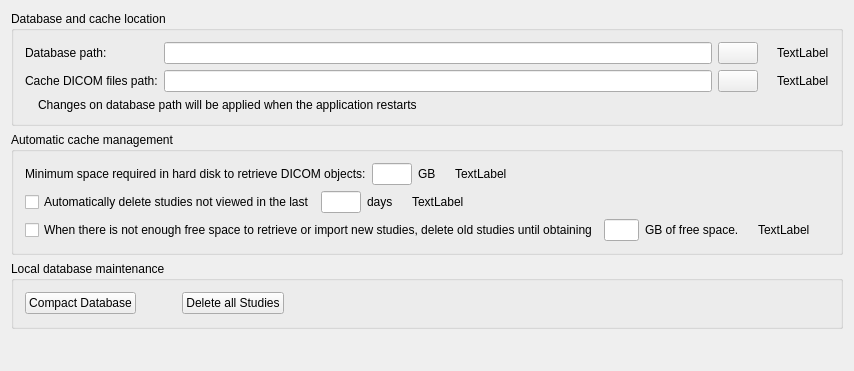
Qt form starviewer/src/inputoutput/qlocaldatabaseconfigurationscreenbase.ui (starviewer-medical/starviewer) before a commit.
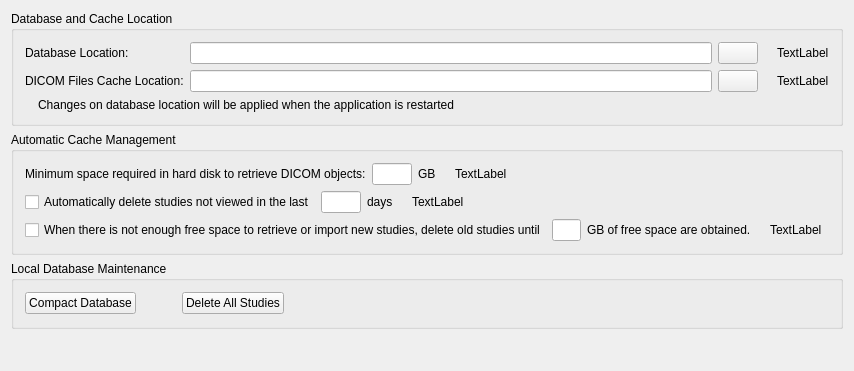
The same form after that commit. Icons and pictures are not drawn.

```diff
--- a/starviewer/src/inputoutput/qlocaldatabaseconfigurationscreenbase.ui
+++ b/starviewer/src/inputoutput/qlocaldatabaseconfigurationscreenbase.ui
@@ -33,7 +33,7 @@
    <item row="0" column="0">
     <widget class="QGroupBox" name="groupBox_2">
      <property name="title">
-      <string>Database and cache location</string>
+      <string>Database and Cache Location</string>
      </property>
      <layout class="QGridLayout" name="gridLayout_4">
       <item row="0" column="0">
@@ -53,7 +53,7 @@
            </size>
           </property>
           <property name="text">
-           <string>Database path:</string>
+           <string>Database Location:</string>
           </property>
           <property name="textFormat">
            <enum>Qt::RichText</enum>
@@ -106,7 +106,7 @@
            </size>
           </property>
           <property name="text">
-           <string>Cache DICOM files path:</string>
+           <string>DICOM Files Cache Location:</string>
           </property>
          </widget>
         </item>
@@ -165,7 +165,7 @@
         <item>
          <widget class="QLabel" name="m_mustRestartToApplyWarningLabel">
           <property name="text">
-           <string>Changes on database path will be applied when the application restarts</string>
+           <string>Changes on database location will be applied when the application is restarted</string>
           </property>
           <property name="textFormat">
            <enum>Qt::PlainText</enum>
@@ -196,7 +196,7 @@
    <item row="1" column="0">
     <widget class="QGroupBox" name="groupBox">
      <property name="title">
-      <string>Automatic cache management</string>
+      <string>Automatic Cache Management</string>
      </property>
      <layout class="QGridLayout" name="gridLayout">
       <item row="0" column="0">
@@ -338,7 +338,7 @@
         <item>
          <widget class="QCheckBox" name="m_checkBoxDeleteStudiesIfNotEnoughFreeSpaceAvailable">
           <property name="text">
-           <string>When there is not enough free space to retrieve or import new studies, delete old studies until obtaining</string>
+           <string>When there is not enough free space to retrieve or import new studies, delete old studies until</string>
           </property>
          </widget>
         </item>
@@ -361,7 +361,7 @@
         <item>
          <widget class="QLabel" name="label_4">
           <property name="text">
-           <string>GB of free space.</string>
+           <string>GB of free space are obtained.</string>
           </property>
          </widget>
         </item>
@@ -403,7 +403,7 @@
    <item row="2" column="0">
     <widget class="QGroupBox" name="groupBox_3">
      <property name="title">
-      <string>Local database maintenance</string>
+      <string>Local Database Maintenance</string>
      </property>
      <layout class="QGridLayout" name="gridLayout_3">
       <item row="0" column="0">
@@ -446,7 +446,7 @@
            <string>Delete all the studies of the cache</string>
           </property>
           <property name="text">
-           <string>Delete all Studies</string>
+           <string>Delete All Studies</string>
           </property>
          </widget>
         </item>
```
Left out of the diff: 2 changed lines with no effect on the pictures.
